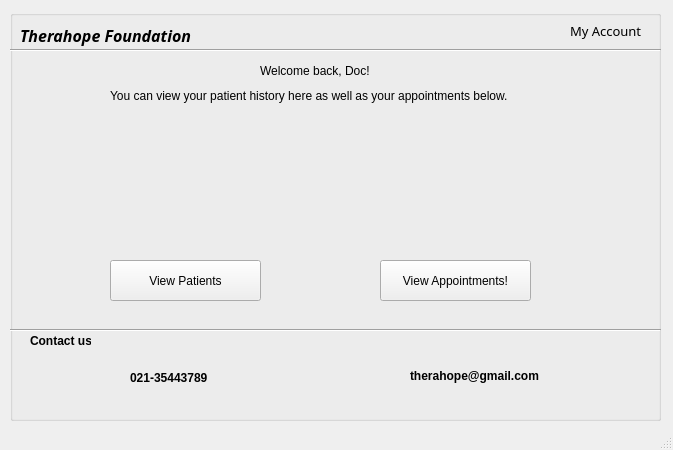
Before: the Qt Designer form dochomepage.ui in fakehafaisal/db_project, drawn with Qt 5.
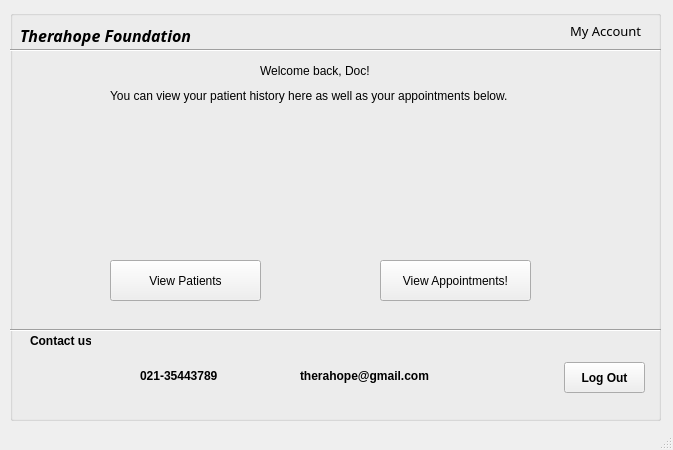
After: the same form once the commit is applied. Icons and pictures are not drawn.

What changed in the file:
```diff
--- a/dochomepage.ui
+++ b/dochomepage.ui
@@ -163,10 +163,10 @@
     <widget class="QLabel" name="label_13">
      <property name="geometry">
       <rect>
-       <x>120</x>
-       <y>360</y>
+       <x>130</x>
+       <y>350</y>
        <width>101</width>
-       <height>16</height>
+       <height>31</height>
       </rect>
      </property>
      <property name="font">
@@ -204,7 +204,7 @@
     <widget class="QLabel" name="label_15">
      <property name="geometry">
       <rect>
-       <x>400</x>
+       <x>290</x>
        <y>350</y>
        <width>151</width>
        <height>31</height>
@@ -323,10 +323,10 @@
     <widget class="QLabel" name="label_4">
      <property name="geometry">
       <rect>
-       <x>40</x>
-       <y>360</y>
+       <x>80</x>
+       <y>350</y>
        <width>41</width>
-       <height>21</height>
+       <height>31</height>
       </rect>
      </property>
      <property name="text">
@@ -342,7 +342,7 @@
     <widget class="QLabel" name="label_5">
      <property name="geometry">
       <rect>
-       <x>320</x>
+       <x>230</x>
        <y>350</y>
        <width>41</width>
        <height>31</height>
@@ -358,6 +358,25 @@
       <bool>true</bool>
      </property>
     </widget>
+    <widget class="QPushButton" name="logout_doctor">
+     <property name="geometry">
+      <rect>
+       <x>554</x>
+       <y>352</y>
+       <width>81</width>
+       <height>31</height>
+      </rect>
+     </property>
+     <property name="font">
+      <font>
+       <weight>75</weight>
+       <bold>true</bold>
+      </font>
+     </property>
+     <property name="text">
+      <string>Log Out</string>
+     </property>
+    </widget>
    </widget>
   </widget>
   <widget class="QMenuBar" name="menubar">
```
